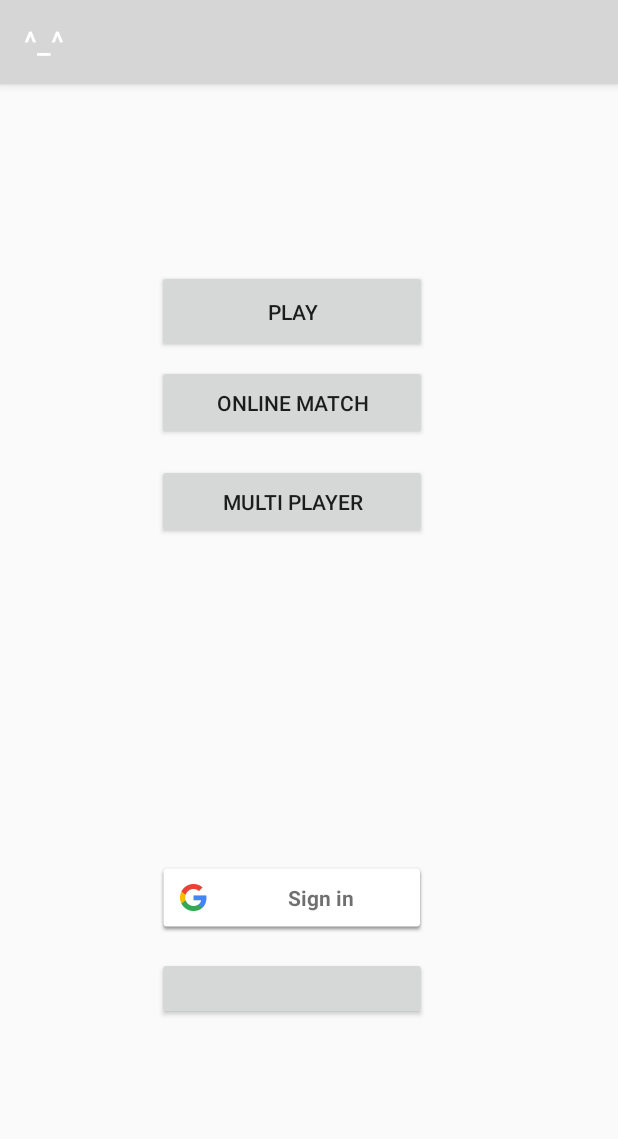
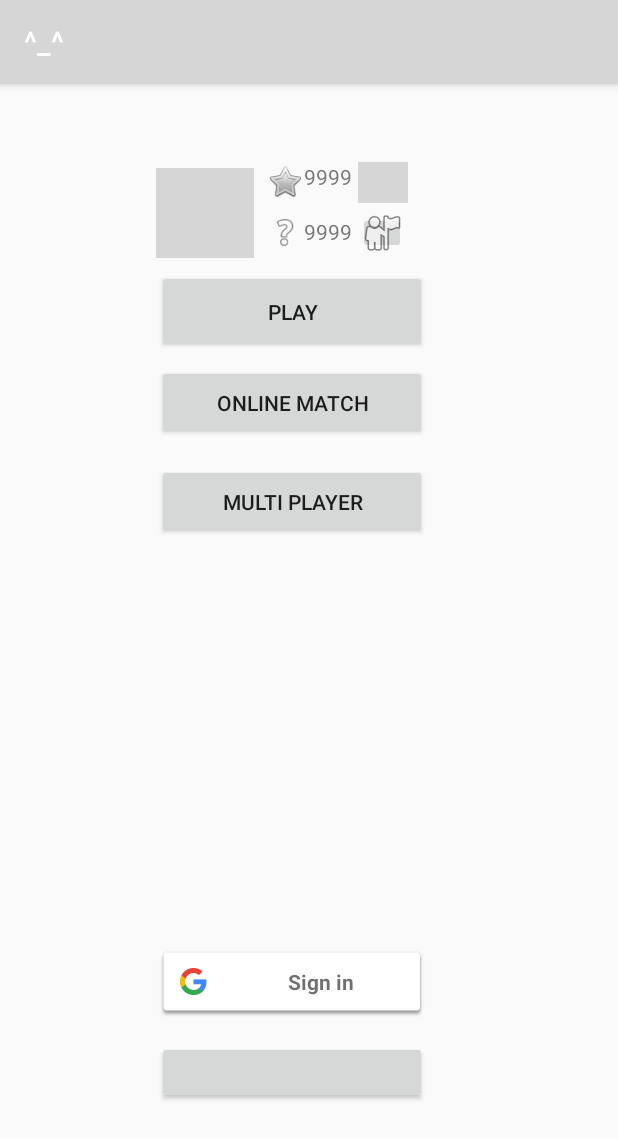
Before and after one commit to arelguatno/AppDev2018, an Android app: the screen it shows after launch (MainActivity), on a phone screen of 412 x 824 dp. Shown: the top 1139 px of the screen. Run offline under Robolectric (Android 15) with nearby library versions, the phone set to English and light mode, and no system bars; our stand-ins replace Firebase (no records; nobody signed in at launch, a user with empty details on screens opened directly); libraries missing offline, so code that uses them is left out: com.facebook, com.facebook.login; plain views replace LoginButton; 5 statements that could not run were skipped; grey boxes are pictures that could not be loaded.

Commit message:
fix facebook login

```diff
--- a/app/src/main/java/com/example/appdev/appdev2018/activities/BaseActivity.java
+++ b/app/src/main/java/com/example/appdev/appdev2018/activities/BaseActivity.java
@@ -15,11 +15,11 @@ import com.example.appdev.appdev2018.services.MusicService;
 public class BaseActivity extends AppCompatActivity {
 
 //    private boolean mIsBound = false;
-    protected MusicService mServ;
+//    protected MusicService mServ;
     public ProgressDialog mProgressDialog;
-    static MediaPlayer bgMusic;
+    protected  static MediaPlayer bgMusic;
     private int bgMusicLength = 0;
-    static boolean isPlaying = false;
+    static boolean iBgMusicsPlaying = false;
 
 
 //    private ServiceConnection Scon = new ServiceConnection() {
@@ -75,7 +75,7 @@ public class BaseActivity extends AppCompatActivity {
         hideProgressDialog();
     }
 
-    public void appPauseMusic() {
+    public void bgPauseMusic() {
         if (bgMusic.isPlaying()) {
             bgMusic.pause();
             bgMusicLength = bgMusic.getCurrentPosition();
@@ -83,14 +83,14 @@ public class BaseActivity extends AppCompatActivity {
         }
     }
 
-    public void appResumeMusic() {
+    public void bgResumeMusic() {
         if (bgMusic.isPlaying() == false) {
             bgMusic.seekTo(bgMusicLength);
             bgMusic.start();
         }
     }
 
-    public void appStopMusic() {
+    public void bgStopMusic() {
         bgMusic.stop();
         bgMusic.release();
         bgMusic = null;
--- a/app/src/main/res/layout/activity_main.xml
+++ b/app/src/main/res/layout/activity_main.xml
@@ -11,17 +11,14 @@
         android:id="@+id/button4"
         android:layout_width="180dp"
         android:layout_height="50dp"
-        android:layout_marginBottom="8dp"
         android:layout_marginEnd="8dp"
         android:layout_marginStart="8dp"
         android:layout_marginTop="16dp"
         android:text="Multi Player"
-        app:layout_constraintBottom_toTopOf="@+id/signInButton"
         app:layout_constraintEnd_toEndOf="parent"
         app:layout_constraintHorizontal_bias="0.446"
         app:layout_constraintStart_toStartOf="parent"
-        app:layout_constraintTop_toBottomOf="@+id/button3"
-        app:layout_constraintVertical_bias="0.0" />
+        app:layout_constraintTop_toBottomOf="@+id/button3" />
 
     <Button
         android:id="@+id/button2"
@@ -51,24 +48,11 @@
         app:layout_constraintStart_toStartOf="parent"
         app:layout_constraintTop_toBottomOf="@+id/button2" />
 
-    <com.google.android.gms.common.SignInButton
-        android:id="@+id/signInButton"
-        android:layout_width="180dp"
-        android:layout_height="47dp"
-        android:layout_marginBottom="16dp"
-        android:layout_marginEnd="8dp"
-        android:layout_marginStart="8dp"
-        app:layout_constraintBottom_toTopOf="@+id/button_facebook_login"
-        app:layout_constraintEnd_toEndOf="parent"
-        app:layout_constraintHorizontal_bias="0.446"
-        app:layout_constraintStart_toStartOf="parent">
-    </com.google.android.gms.common.SignInButton>
-
     <com.facebook.login.widget.LoginButton
         android:id="@+id/button_facebook_login"
         android:layout_width="180dp"
         android:layout_height="42dp"
-        android:layout_marginBottom="144dp"
+        android:layout_marginBottom="88dp"
         android:layout_marginEnd="8dp"
         android:layout_marginStart="8dp"
         android:paddingBottom="10dp"
@@ -78,100 +62,112 @@
         app:layout_constraintHorizontal_bias="0.446"
         app:layout_constraintStart_toStartOf="parent" />
 
-    <android.support.constraint.ConstraintLayout
-        android:layout_width="226dp"
-        android:layout_height="109dp"
-        android:layout_marginEnd="8dp"
-        android:layout_marginStart="8dp"
-        android:layout_marginTop="16dp"
-        android:visibility="visible"
-        android:id="@+id/player_constraintLayout"
-        app:layout_constraintEnd_toEndOf="parent"
-        app:layout_constraintHorizontal_bias="0.366"
-        app:layout_constraintStart_toStartOf="parent"
-        app:layout_constraintTop_toTopOf="parent">
 
     <TextView
         android:id="@+id/textView2"
         android:layout_width="wrap_content"
         android:layout_height="wrap_content"
-            android:layout_marginStart="8dp"
-            android:layout_marginTop="36dp"
+        android:layout_marginBottom="8dp"
+        android:layout_marginTop="8dp"
         android:text="9999"
+        app:layout_constraintBottom_toTopOf="@+id/textView"
         app:layout_constraintStart_toEndOf="@+id/imageView3"
-            app:layout_constraintTop_toTopOf="parent" />
+        app:layout_constraintTop_toTopOf="parent"
+        app:layout_constraintVertical_bias="0.82" />
 
 
     <ImageView
         android:id="@+id/imageView"
-            android:layout_width="91dp"
-            android:layout_height="78dp"
-            android:layout_marginBottom="16dp"
-            android:layout_marginTop="15dp"
-            app:layout_constraintBottom_toBottomOf="parent"
+        android:layout_width="65dp"
+        android:layout_height="60dp"
+        android:layout_marginBottom="8dp"
+        android:layout_marginEnd="8dp"
+        android:layout_marginStart="104dp"
+        android:layout_marginTop="52dp"
+        android:scaleType="fitXY"
+        app:layout_constraintBottom_toTopOf="@+id/button2"
+        app:layout_constraintEnd_toEndOf="parent"
+        app:layout_constraintHorizontal_bias="0.0"
+        app:layout_constraintStart_toStartOf="parent"
         app:layout_constraintTop_toTopOf="parent"
-            app:layout_constraintVertical_bias="0.0"
-            app:srcCompat="@drawable/com_facebook_profile_picture_blank_portrait"
-            tools:layout_editor_absoluteX="6dp" />
+        app:layout_constraintVertical_bias="1.0"
+        app:srcCompat="@drawable/com_facebook_profile_picture_blank_portrait" />
 
     <TextView
         android:id="@+id/textView"
         android:layout_width="wrap_content"
         android:layout_height="wrap_content"
+        android:layout_marginBottom="4dp"
+        android:text="9999"
+        app:layout_constraintBottom_toBottomOf="@+id/imageView4"
+        app:layout_constraintStart_toEndOf="@+id/imageView4" />
+
+    <ImageView
+        android:id="@+id/imageView3"
+        android:layout_width="25dp"
+        android:layout_height="26dp"
         android:layout_marginBottom="8dp"
         android:layout_marginStart="8dp"
         android:layout_marginTop="8dp"
-            android:text="9999"
-            app:layout_constraintBottom_toBottomOf="@+id/imageView4"
-            app:layout_constraintStart_toEndOf="@+id/imageView4"
-            app:layout_constraintTop_toBottomOf="@+id/textView2" />
-
-        <ImageView
-            android:id="@+id/imageView3"
-            android:layout_width="wrap_content"
-            android:layout_height="wrap_content"
-            android:layout_marginBottom="8dp"
-            android:layout_marginTop="8dp"
-            app:layout_constraintBottom_toBottomOf="@+id/imageView"
-            app:layout_constraintTop_toTopOf="@+id/imageView"
-            app:layout_constraintVertical_bias="0.0"
-            app:srcCompat="@android:drawable/btn_star"
-            tools:layout_editor_absoluteX="97dp" />
+        app:layout_constraintBottom_toTopOf="@+id/imageView4"
+        app:layout_constraintStart_toEndOf="@+id/imageView"
+        app:layout_constraintTop_toTopOf="parent"
+        app:layout_constraintVertical_bias="1.0"
+        app:srcCompat="@android:drawable/btn_star" />
 
     <ImageView
         android:id="@+id/imageView4"
-            android:layout_width="wrap_content"
-            android:layout_height="wrap_content"
+        android:layout_width="25dp"
+        android:layout_height="26dp"
+        android:layout_marginBottom="12dp"
+        android:layout_marginStart="8dp"
+        app:layout_constraintBottom_toTopOf="@+id/button2"
+        app:layout_constraintStart_toEndOf="@+id/imageView"
+        app:srcCompat="@android:drawable/ic_menu_help" />
+
+    <ImageButton
+        android:id="@+id/imageView5"
+        android:layout_width="33dp"
+        android:layout_height="27dp"
+        android:layout_marginEnd="8dp"
+        android:layout_marginStart="4dp"
+        android:layout_marginTop="52dp"
+        android:onClick="logout_facebook"
+        app:layout_constraintEnd_toEndOf="parent"
+        app:layout_constraintHorizontal_bias="0.0"
+        app:layout_constraintStart_toEndOf="@+id/textView2"
+        app:layout_constraintTop_toTopOf="parent"
+        app:srcCompat="@drawable/com_facebook_tooltip_black_xout" />
+
+    <ImageButton
+        android:id="@+id/imageView6"
+        android:layout_width="32dp"
+        android:layout_height="28dp"
         android:layout_marginBottom="8dp"
-            android:layout_marginTop="8dp"
-            app:layout_constraintBottom_toBottomOf="@+id/imageView"
-            app:layout_constraintTop_toTopOf="@+id/imageView"
-            app:layout_constraintVertical_bias="1.0"
-            app:srcCompat="@android:drawable/ic_menu_help"
-            tools:layout_editor_absoluteX="97dp" />
+        android:layout_marginEnd="8dp"
+        android:layout_marginStart="4dp"
+        app:layout_constraintBottom_toTopOf="@+id/button2"
+        app:layout_constraintEnd_toEndOf="parent"
+        app:layout_constraintHorizontal_bias="0.0"
+        app:layout_constraintStart_toEndOf="@+id/textView"
+        app:layout_constraintTop_toBottomOf="@+id/imageView5"
+        app:layout_constraintVertical_bias="0.692"
+        app:srcCompat="@android:drawable/ic_menu_myplaces" />
 
-        <ImageView
-            android:id="@+id/imageView5"
-            android:layout_width="30dp"
-            android:layout_height="23dp"
+    <com.google.android.gms.common.SignInButton
+        android:id="@+id/signInButton"
+        android:layout_width="180dp"
+        android:layout_height="47dp"
+        android:layout_marginBottom="16dp"
         android:layout_marginEnd="8dp"
         android:layout_marginStart="8dp"
+        android:layout_marginTop="8dp"
+        app:layout_constraintBottom_toTopOf="@+id/button_facebook_login"
         app:layout_constraintEnd_toEndOf="parent"
-            app:layout_constraintStart_toEndOf="@+id/textView2"
-            app:srcCompat="@drawable/com_facebook_tooltip_black_xout"
-            tools:layout_editor_absoluteY="16dp" />
-
-        <ImageView
-            android:id="@+id/imageView6"
-            android:layout_width="30dp"
-            android:layout_height="wrap_content"
-            android:layout_marginEnd="8dp"
-            android:layout_marginStart="8dp"
-            app:layout_constraintEnd_toEndOf="parent"
-            app:layout_constraintStart_toEndOf="@+id/textView"
-            app:srcCompat="@android:drawable/ic_menu_myplaces"
-            tools:layout_editor_absoluteY="60dp" />
-    </android.support.constraint.ConstraintLayout>
+        app:layout_constraintHorizontal_bias="0.446"
+        app:layout_constraintStart_toStartOf="parent"
+        app:layout_constraintTop_toBottomOf="@+id/button4"
+        app:layout_constraintVertical_bias="1.0"></com.google.android.gms.common.SignInButton>
 
 
 </android.support.constraint.ConstraintLayout>
--- a/app/src/main/res/values/strings.xml
+++ b/app/src/main/res/values/strings.xml
@@ -1,8 +1,8 @@
 <resources>
     <string name="app_name">^_^ </string>
 
-    <string name="facebook_application_id" translatable="false">2007489842840827</string>
-    <string name="facebook_login_protocol_scheme" translatable="false">fbYOUR_APP_ID</string>
+    <string name="facebook_app_id">2007489842840827</string>
+    <string name="fb_login_protocol_scheme">fb2007489842840827</string>
 
     <string name="title_activity_genres">Genres</string>
     <string name="title_activity_single_player_game">Song</string>
```
Also changed, not shown: app/src/main/AndroidManifest.xml (+18 -1 lines), app/src/main/java/com/example/appdev/appdev2018/activities/MainActivity.java (+43 -4 lines), app/src/main/java/com/example/appdev/appdev2018/activities/SinglePlayerGameActivity.java (+19 -6 lines), 2 other files. Lines whose indentation alone changed are shown as unchanged.
